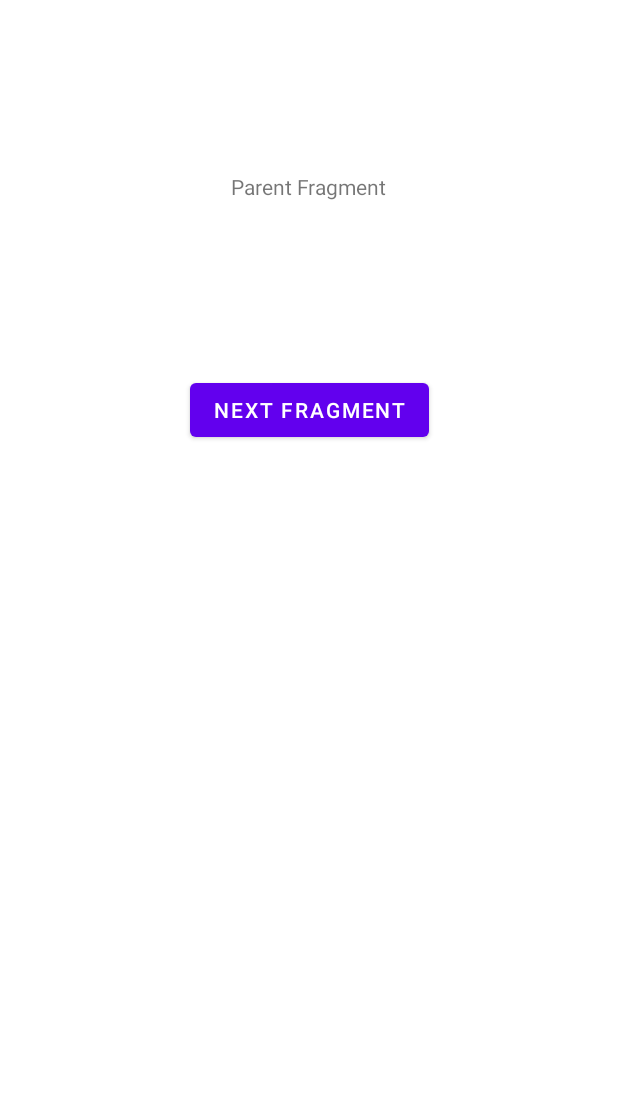
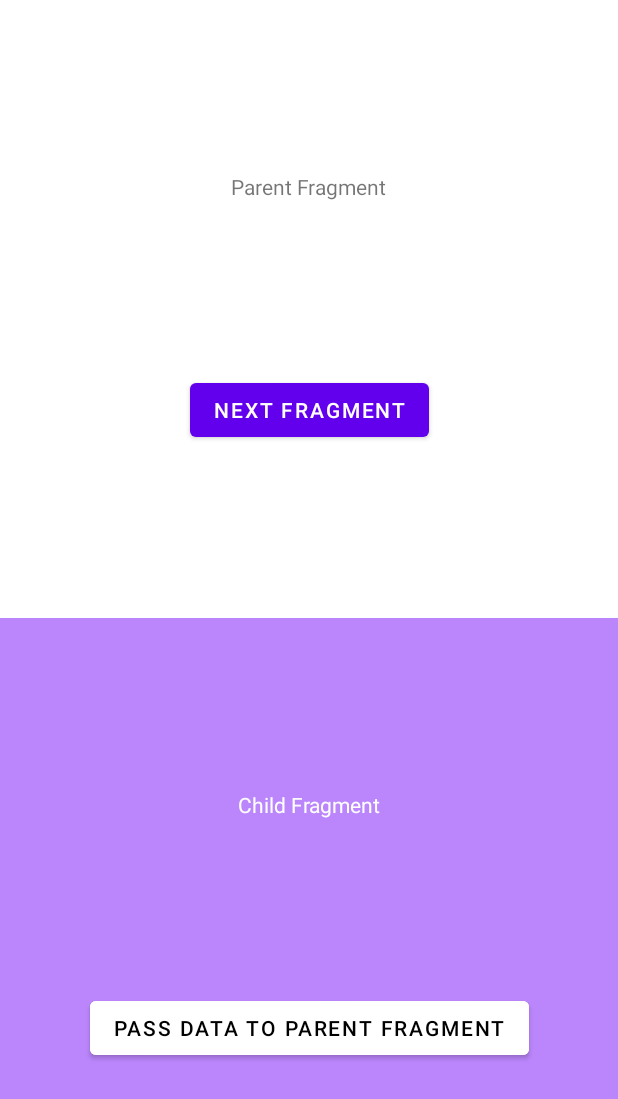
Before and after one commit to swnishan/CommunicateBetweenFragments, an Android app: the screen it shows after launch (MainActivity), on a phone screen of 412 x 824 dp. Shown: the top 1099 px of the screen. Run offline under Robolectric (Android 15) with nearby library versions, the phone set to English and light mode, and no system bars.

```diff
--- a/app/src/main/java/edu/swnishan/communicatebetweenfragments/FirstFragment.kt
+++ b/app/src/main/java/edu/swnishan/communicatebetweenfragments/FirstFragment.kt
@@ -18,5 +18,7 @@ class FirstFragment : Fragment() {
 
     override fun onViewCreated(view: View, savedInstanceState: Bundle?) {
         super.onViewCreated(view, savedInstanceState)
+
+        childFragmentManager.beginTransaction().replace(R.id.child_fragment_container,ChildFragment()).commit()
     }
 }
```
